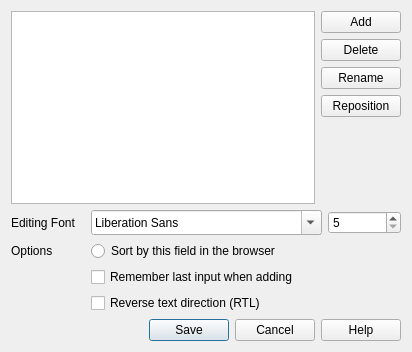
Qt form qt/aqt/forms/fields.ui (ankitects/anki) before a commit.
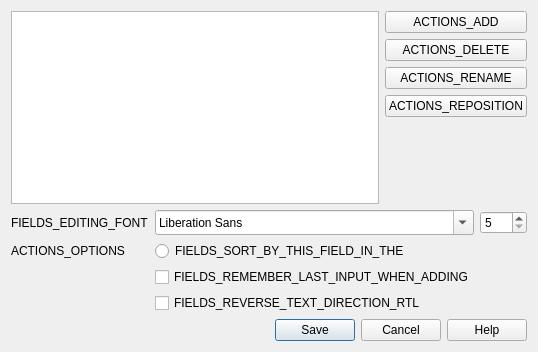
The same form after that commit.

Diff of the .ui file:
```diff
--- a/qt/aqt/forms/fields.ui
+++ b/qt/aqt/forms/fields.ui
@@ -40,28 +40,28 @@
        <item>
         <widget class="QPushButton" name="fieldAdd">
          <property name="text">
-          <string>Add</string>
+          <string>ACTIONS_ADD</string>
          </property>
         </widget>
        </item>
        <item>
         <widget class="QPushButton" name="fieldDelete">
          <property name="text">
-          <string>Delete</string>
+          <string>ACTIONS_DELETE</string>
          </property>
         </widget>
        </item>
        <item>
         <widget class="QPushButton" name="fieldRename">
          <property name="text">
-          <string>Rename</string>
+          <string>ACTIONS_RENAME</string>
          </property>
         </widget>
        </item>
        <item>
         <widget class="QPushButton" name="fieldPosition">
          <property name="text">
-          <string>Reposition</string>
+          <string>ACTIONS_REPOSITION</string>
          </property>
         </widget>
        </item>
@@ -87,7 +87,7 @@
      <item row="0" column="0">
       <widget class="QLabel" name="label_5">
        <property name="text">
-        <string>Editing Font</string>
+        <string>FIELDS_EDITING_FONT</string>
        </property>
       </widget>
      </item>
@@ -104,7 +104,7 @@
      <item row="3" column="1">
       <widget class="QCheckBox" name="rtl">
        <property name="text">
-        <string>Reverse text direction (RTL)</string>
+        <string>FIELDS_REVERSE_TEXT_DIRECTION_RTL</string>
        </property>
       </widget>
      </item>
@@ -121,21 +121,21 @@
      <item row="2" column="1">
       <widget class="QCheckBox" name="sticky">
        <property name="text">
-        <string>Remember last input when adding</string>
+        <string>FIELDS_REMEMBER_LAST_INPUT_WHEN_ADDING</string>
        </property>
       </widget>
      </item>
      <item row="1" column="0">
       <widget class="QLabel" name="label_18">
        <property name="text">
-        <string>Options</string>
+        <string>ACTIONS_OPTIONS</string>
        </property>
       </widget>
      </item>
      <item row="1" column="1">
       <widget class="QRadioButton" name="sortField">
        <property name="text">
-        <string>Sort by this field in the browser</string>
+        <string>FIELDS_SORT_BY_THIS_FIELD_IN_THE</string>
        </property>
       </widget>
      </item>
```
Left out of the diff: 2 changed lines with no effect on the pictures.
